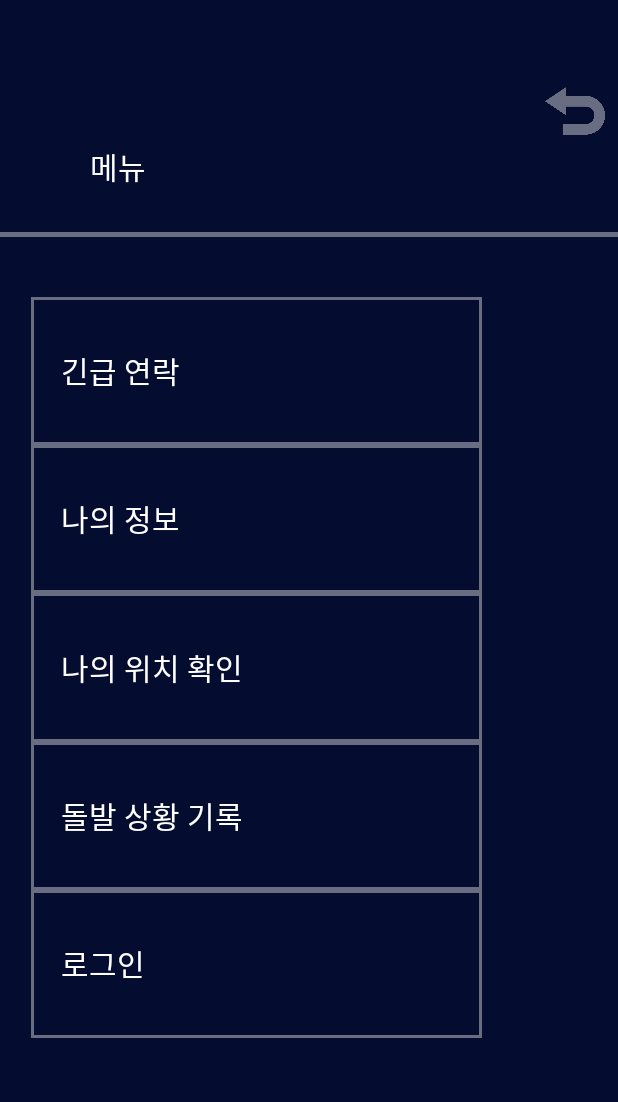
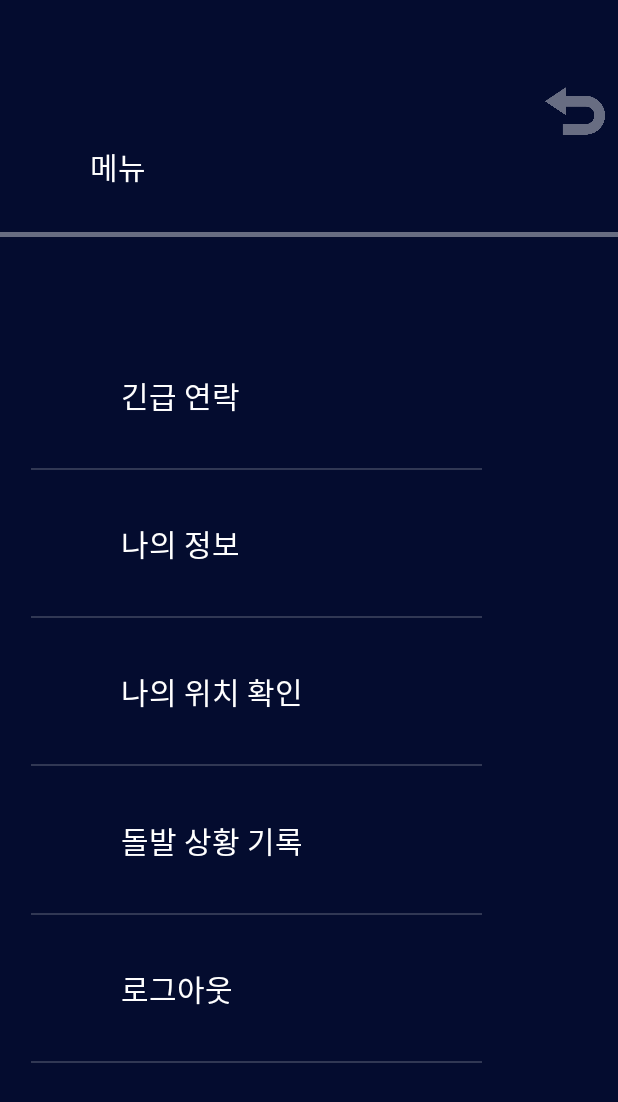
Before and after one commit to yxxnhex/alphacar, an Android app: the MenuActivity screen opened directly, with no data from a screen before it, on a phone screen of 412 x 824 dp. Shown: the top 1102 px of the screen. Run offline under Robolectric (Android 15) with nearby library versions, the phone set to English and light mode, and no system bars.

Commit message:
레이아웃 수정

```diff
--- a/app/src/main/res/layout/info.xml
+++ b/app/src/main/res/layout/info.xml
@@ -315,6 +315,7 @@
         android:text="TextView"
         android:textColor="#FFFFFF"
         android:gravity="center"
+        android:background="@drawable/textview_rectangle"
         app:layout_constraintBottom_toTopOf="@+id/guideline77"
         app:layout_constraintEnd_toStartOf="@+id/guideline4"
         app:layout_constraintStart_toStartOf="@+id/guideline49"
@@ -327,6 +328,7 @@
         android:text="TextView"
         android:textColor="#FFFFFF"
         android:gravity="center"
+        android:background="@drawable/textview_rectangle"
         app:layout_constraintBottom_toTopOf="@+id/guideline68"
         app:layout_constraintEnd_toStartOf="@+id/guideline4"
         app:layout_constraintStart_toStartOf="@+id/guideline49"
@@ -339,6 +341,7 @@
         android:text="TextView"
         android:textColor="#FFFFFF"
         android:gravity="center"
+        android:background="@drawable/textview_rectangle"
         app:layout_constraintBottom_toTopOf="@+id/guideline46"
         app:layout_constraintEnd_toStartOf="@+id/guideline4"
         app:layout_constraintStart_toStartOf="@+id/guideline49"
@@ -351,6 +354,7 @@
         android:text="TextView"
         android:textColor="#FFFFFF"
         android:gravity="center"
+        android:background="@drawable/textview_rectangle"
         app:layout_constraintBottom_toTopOf="@+id/guideline53"
         app:layout_constraintEnd_toStartOf="@+id/guideline4"
         app:layout_constraintStart_toStartOf="@+id/guideline49"
--- a/app/src/main/res/layout/menu.xml
+++ b/app/src/main/res/layout/menu.xml
@@ -5,21 +5,6 @@
     android:layout_width="match_parent"
     android:layout_height="match_parent"
     android:background="#040C2F">
-
-    <TextView
-        android:id="@+id/btnAccList2"
-        android:layout_width="0dp"
-        android:layout_height="0dp"
-        android:background="@drawable/textview_rectangle"
-        android:gravity="center"
-        android:text="　로그인"
-        android:textAlignment="viewStart"
-        android:textColor="#FFFFFF"
-        android:textSize="20sp"
-        app:layout_constraintBottom_toTopOf="@+id/guideline96"
-        app:layout_constraintEnd_toStartOf="@+id/guideline74"
-        app:layout_constraintStart_toStartOf="@+id/guideline48"
-        app:layout_constraintTop_toTopOf="@+id/guideline69" />
 
     <androidx.constraintlayout.widget.Guideline
         android:id="@+id/guideline73"
@@ -68,14 +53,14 @@
         android:layout_width="wrap_content"
         android:layout_height="wrap_content"
         android:orientation="horizontal"
-        app:layout_constraintGuide_percent="0.24" />
+        app:layout_constraintGuide_percent="0.26" />
 
     <androidx.constraintlayout.widget.Guideline
         android:id="@+id/guideline7"
         android:layout_width="wrap_content"
         android:layout_height="wrap_content"
         android:orientation="horizontal"
-        app:layout_constraintGuide_percent="0.48" />
+        app:layout_constraintGuide_percent="0.50" />
 
     <androidx.constraintlayout.widget.Guideline
         android:id="@+id/guideline8"
@@ -89,7 +74,7 @@
         android:layout_width="wrap_content"
         android:layout_height="wrap_content"
         android:orientation="horizontal"
-        app:layout_constraintGuide_percent="0.36" />
+        app:layout_constraintGuide_percent="0.38" />
 
     <androidx.constraintlayout.widget.Guideline
         android:id="@+id/guideline45"
@@ -110,21 +95,21 @@
         android:layout_width="wrap_content"
         android:layout_height="wrap_content"
         android:orientation="horizontal"
-        app:layout_constraintGuide_percent="0.60" />
+        app:layout_constraintGuide_percent="0.62" />
 
     <androidx.constraintlayout.widget.Guideline
         android:id="@+id/guideline69"
         android:layout_width="wrap_content"
         android:layout_height="wrap_content"
         android:orientation="horizontal"
-        app:layout_constraintGuide_percent="0.72" />
+        app:layout_constraintGuide_percent="0.74" />
 
     <androidx.constraintlayout.widget.Guideline
         android:id="@+id/guideline96"
         android:layout_width="wrap_content"
         android:layout_height="wrap_content"
         android:orientation="horizontal"
-        app:layout_constraintGuide_percent="0.84" />
+        app:layout_constraintGuide_percent="0.86" />
 
     <androidx.constraintlayout.widget.Guideline
         android:id="@+id/guideline48"
@@ -167,6 +152,56 @@
         app:layout_constraintStart_toStartOf="parent"
         app:layout_constraintTop_toTopOf="@+id/guideline47" />
 
+    <TextView
+        android:id="@+id/line"
+        android:layout_width="0dp"
+        android:layout_height="1dp"
+        android:background="#73686D82"
+        android:gravity="center"
+        app:layout_constraintBottom_toTopOf="@+id/guideline10"
+        app:layout_constraintEnd_toStartOf="@+id/guideline74"
+        app:layout_constraintStart_toStartOf="@+id/guideline48" />
+
+    <TextView
+        android:id="@+id/line2"
+        android:layout_width="0dp"
+        android:layout_height="1dp"
+        android:background="#73686D82"
+        android:gravity="center"
+        app:layout_constraintBottom_toTopOf="@+id/guideline7"
+        app:layout_constraintEnd_toStartOf="@+id/guideline74"
+        app:layout_constraintStart_toStartOf="@+id/guideline48" />
+
+    <TextView
+        android:id="@+id/line4"
+        android:layout_width="0dp"
+        android:layout_height="1dp"
+        android:background="#73686D82"
+        android:gravity="center"
+        app:layout_constraintBottom_toTopOf="@+id/guideline46"
+        app:layout_constraintEnd_toStartOf="@+id/guideline74"
+        app:layout_constraintStart_toStartOf="@+id/guideline48" />
+
+    <TextView
+        android:id="@+id/line5"
+        android:layout_width="0dp"
+        android:layout_height="1dp"
+        android:background="#73686D82"
+        android:gravity="center"
+        app:layout_constraintBottom_toTopOf="@+id/guideline69"
+        app:layout_constraintEnd_toStartOf="@+id/guideline74"
+        app:layout_constraintStart_toStartOf="@+id/guideline48" />
+
+    <TextView
+        android:id="@+id/line6"
+        android:layout_width="0dp"
+        android:layout_height="1dp"
+        android:background="#73686D82"
+        android:gravity="center"
+        app:layout_constraintBottom_toTopOf="@+id/guideline96"
+        app:layout_constraintEnd_toStartOf="@+id/guideline74"
+        app:layout_constraintStart_toStartOf="@+id/guideline48" />
+
     <ImageView
         android:id="@+id/imgBtnBack"
         android:layout_width="40dp"
@@ -196,11 +231,11 @@
         android:layout_width="0dp"
         android:layout_height="0dp"
         android:gravity="center"
-        android:text="　나의 위치 확인"
+        android:text="　　　나의 위치 확인"
         android:textAlignment="viewStart"
         android:textColor="#FFFFFF"
         android:textSize="20sp"
-        android:background="@drawable/textview_rectangle"
+
         app:layout_constraintBottom_toTopOf="@+id/guideline46"
         app:layout_constraintEnd_toStartOf="@+id/guideline74"
         app:layout_constraintStart_toStartOf="@+id/guideline48"
@@ -211,11 +246,11 @@
         android:layout_width="0dp"
         android:layout_height="0dp"
         android:gravity="center"
-        android:text="　긴급 연락"
+        android:text="　　　긴급 연락"
         android:textAlignment="viewStart"
         android:textColor="#FFFFFF"
         android:textSize="20sp"
-        android:background="@drawable/textview_rectangle"
+
         app:layout_constraintBottom_toTopOf="@+id/guideline10"
         app:layout_constraintEnd_toStartOf="@+id/guideline74"
         app:layout_constraintStart_toStartOf="@+id/guideline48"
@@ -226,11 +261,10 @@
         android:layout_width="0dp"
         android:layout_height="0dp"
         android:gravity="center"
-        android:text="　나의 정보"
+        android:text="　　　나의 정보"
         android:textAlignment="viewStart"
         android:textColor="#FFFFFF"
         android:textSize="20sp"
-        android:background="@drawable/textview_rectangle"
         app:layout_constraintBottom_toTopOf="@+id/guideline7"
         app:layout_constraintEnd_toStartOf="@+id/guideline74"
         app:layout_constraintStart_toStartOf="@+id/guideline48"
@@ -241,14 +275,29 @@
         android:layout_width="0dp"
         android:layout_height="0dp"
         android:gravity="center"
-        android:text="　돌발 상황 기록"
+        android:text="　　　돌발 상황 기록"
         android:textAlignment="viewStart"
         android:textColor="#FFFFFF"
         android:textSize="20sp"
-        android:background="@drawable/textview_rectangle"
+
         app:layout_constraintBottom_toTopOf="@+id/guideline69"
         app:layout_constraintEnd_toStartOf="@+id/guideline74"
         app:layout_constraintStart_toStartOf="@+id/guideline48"
         app:layout_constraintTop_toTopOf="@+id/guideline46" />
 
+    <TextView
+        android:id="@+id/btnAccList2"
+        android:layout_width="0dp"
+        android:layout_height="0dp"
+
+        android:gravity="center"
+        android:text="　　　로그아웃"
+        android:textAlignment="viewStart"
+        android:textColor="#FFFFFF"
+        android:textSize="20sp"
+        app:layout_constraintBottom_toTopOf="@+id/guideline96"
+        app:layout_constraintEnd_toStartOf="@+id/guideline74"
+        app:layout_constraintStart_toStartOf="@+id/guideline48"
+        app:layout_constraintTop_toTopOf="@+id/guideline69" />
+
 </androidx.constraintlayout.widget.ConstraintLayout>
```
Also changed, not shown: app/src/main/res/drawable/textview_bottom.xml (deleted, +0 -15 lines), app/src/main/res/layout/dan.xml (+49 -53 lines).
